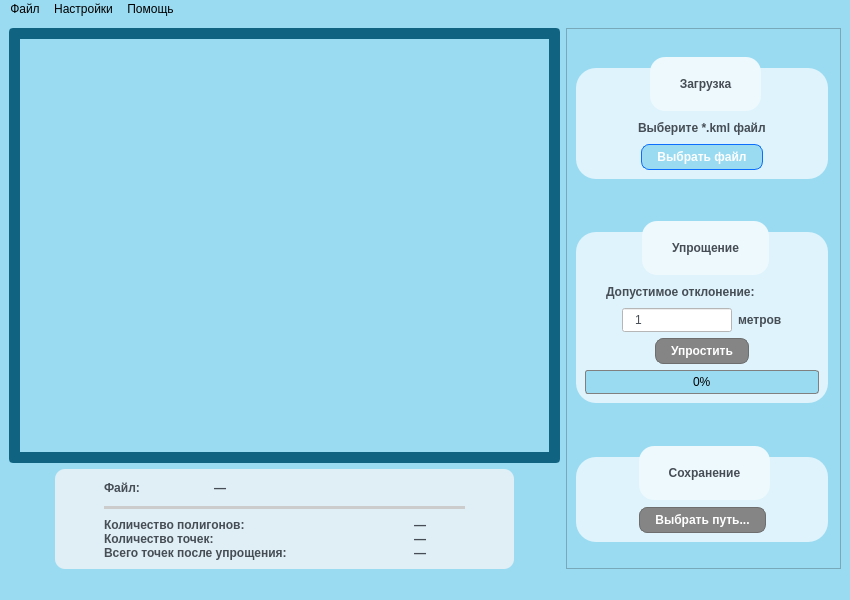
Before: the Qt Designer form View/view.ui in safosaffers/KMLViewer, drawn with Qt 5.
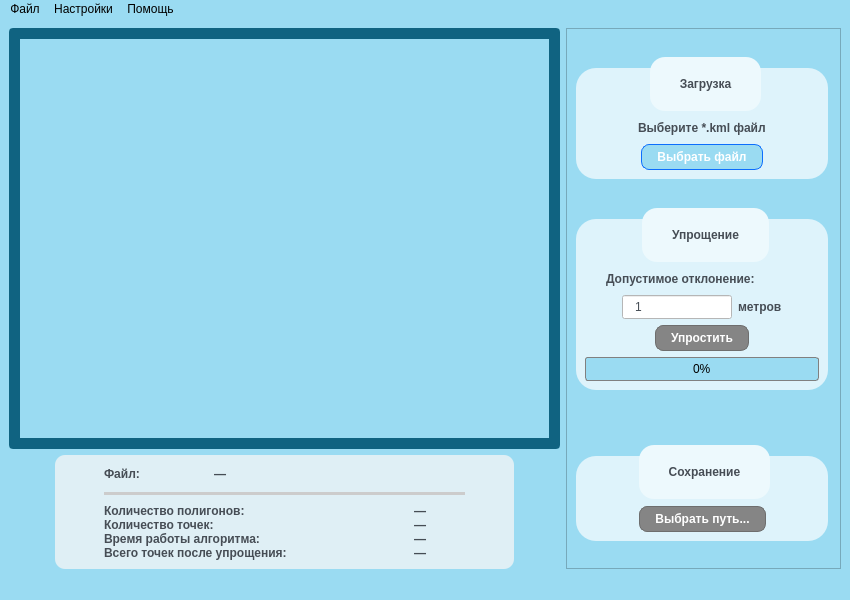
After: the same form once the commit is applied.

Commit message: Feat: Display summary time of simplification algorithm working

Diff of the .ui file:
```diff
--- a/View/view.ui
+++ b/View/view.ui
@@ -440,6 +440,63 @@
                  </item>
                 </layout>
                </item>
+<item>
+                <layout class="QHBoxLayout" name="horizontalLayout_23" stretch="8,1">
+                 <item>
+                  <widget class="QLabel" name="label_15">
+                   <property name="minimumSize">
+                    <size>
+                     <width>320</width>
+                     <height>0</height>
+                    </size>
+                   </property>
+                   <property name="maximumSize">
+                    <size>
+                     <width>320</width>
+                     <height>20</height>
+                    </size>
+                   </property>
+                   <property name="text">
+                    <string>Время работы алгоритма:</string>
+                   </property>
+                   <property name="indent">
+                    <number>40</number>
+                   </property>
+                  </widget>
+                 </item>
+                 <item>
+                  <widget class="QLabel" name="lblTimeAlgorithm">
+                   <property name="minimumSize">
+                    <size>
+                     <width>80</width>
+                     <height>0</height>
+                    </size>
+                   </property>
+                   <property name="maximumSize">
+                    <size>
+                     <width>16777215</width>
+                     <height>20</height>
+                    </size>
+                   </property>
+                   <property name="text">
+                    <string>—</string>
+                   </property>
+                   <property name="alignment">
+                    <set>Qt::AlignmentFlag::AlignLeading|Qt::AlignmentFlag::AlignLeft|Qt::AlignmentFlag::AlignVCenter</set>
+                   </property>
+                   <property name="wordWrap">
+                    <bool>false</bool>
+                   </property>
+                   <property name="margin">
+                    <number>0</number>
+                   </property>
+                   <property name="indent">
+                    <number>30</number>
+                   </property>
+                  </widget>
+                 </item>
+                </layout>
+               </item>
                <item>
                 <layout class="QHBoxLayout" name="horizontalLayout_21" stretch="8,1">
                  <item>
@@ -545,14 +602,14 @@
          <property name="geometry">
           <rect>
            <x>0</x>
-           <y>-32</y>
+           <y>-161</y>
            <width>267</width>
-           <height>566</height>
+           <height>695</height>
           </rect>
          </property>
          <layout class="QVBoxLayout" name="verticalLayout_10">
           <item>
-           <layout class="QVBoxLayout" name="verticalLayout" stretch="0,1,0,1,4,1">
+           <layout class="QVBoxLayout" name="verticalLayout" stretch="0,1,0,0,1,4,1">
             <property name="topMargin">
              <number>0</number>
             </property>
```
The commit also changes 1 other file.
